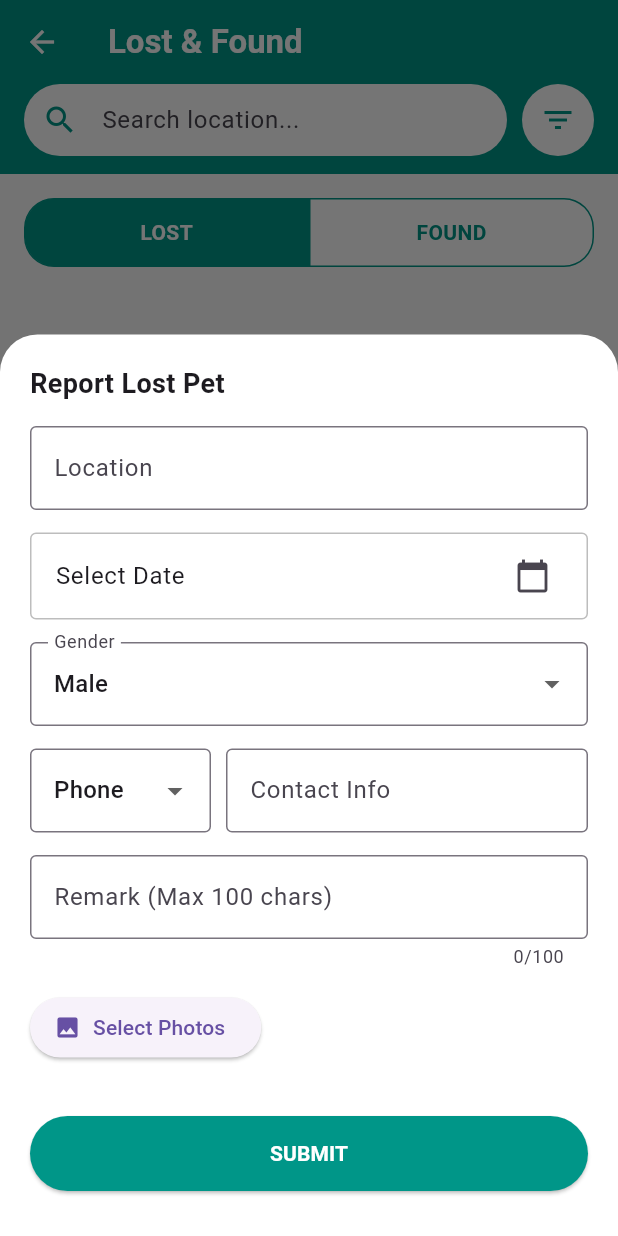
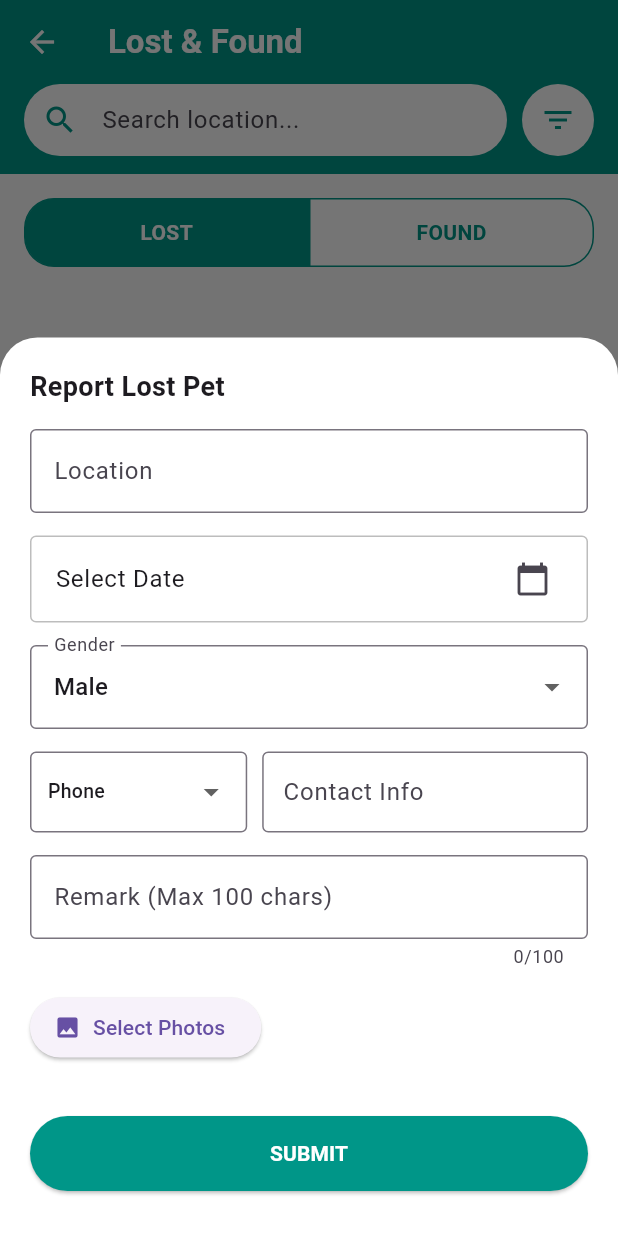
Before and after one commit to AlvinLee0730/ky_20Feb2026, a Flutter app: the LostAndFoundPage screen opened directly, after a tap on the "add" icon, on a phone screen of 412 x 824 dp. Run offline on Flutter 3.47's test engine with Material 3 defaults, Android fonts, the phone set to English and light mode, and no system bars; our stand-ins replace fl_chart, flutter_local_notifications, image_picker, supabase_flutter, timezone; accounts and stored records are empty; network calls fail.

Commit message:
ken new 18/3/2026

```diff
--- a/lib/lost_and_found.dart
+++ b/lib/lost_and_found.dart
@@ -274,26 +274,46 @@ class _LostAndFoundPageState extends State<LostAndFoundPage> {
                   decoration: const InputDecoration(labelText: "Gender", border: OutlineInputBorder()),
                 ),
                 const SizedBox(height: 15),
-                // Contact
+
+                // 🌟 Contact (修复了文字溢出的问题)
                 Row(
                   children: [
                     Expanded(
-                      flex: 1,
+                      flex: 2,
                       child: DropdownButtonFormField<String>(
+                        isExpanded: true,
                         value: _contactType,
-                        items: ['Phone', 'Email', 'Facebook', 'Instagram'].map((e) => DropdownMenuItem(value: e, child: Text(e))).toList(),
+                        decoration: const InputDecoration(
+                          border: OutlineInputBorder(),
+                          contentPadding: EdgeInsets.symmetric(horizontal: 8, vertical: 15),
+                        ),
+                        items: ['Phone', 'Email', 'Facebook', 'Instagram'].map((e) => DropdownMenuItem(
+                            value: e,
+                            child: Text(
+                              e,
+                              overflow: TextOverflow.ellipsis,
+                              style: const TextStyle(fontSize: 13),
+                            )
+                        )).toList(),
                         onChanged: (v) => setModalState(() => _contactType = v!),
-                        decoration: const InputDecoration(border: OutlineInputBorder()),
                       ),
                     ),
                     const SizedBox(width: 10),
                     Expanded(
-                      flex: 2,
-                      child: TextField(controller: _contactController, decoration: const InputDecoration(labelText: "Contact Info", border: OutlineInputBorder())),
+                      flex: 3,
+                      child: TextField(
+                          controller: _contactController,
+                          decoration: const InputDecoration(
+                            labelText: "Contact Info",
+                            border: OutlineInputBorder(),
+                            contentPadding: EdgeInsets.symmetric(horizontal: 10, vertical: 15),
+                          )
+                      ),
                     ),
                   ],
                 ),
                 const SizedBox(height: 15),
+
                 // Remark
                 TextField(controller: _remarkController, decoration: const InputDecoration(labelText: "Remark (Max 100 chars)", border: OutlineInputBorder()), maxLength: 100),
                 const SizedBox(height: 15),
@@ -746,7 +766,7 @@ class _PostDetailPageState extends State<PostDetailPage> {
   late Map<String, dynamic> _currentPost;
   bool _isLoading = false;
 
-  // 🌟 新增：获取发帖人信息
+  // 获取发帖人信息
   String _authorName = "Unknown User";
   String? _authorPhoto;
 
@@ -757,7 +777,7 @@ class _PostDetailPageState extends State<PostDetailPage> {
     _loadAuthorData(); // 加载发帖人信息
   }
 
-  // 🌟 新增：从 users 表抓取头像和名字
+  // 从 users 表抓取头像和名字
   Future<void> _loadAuthorData() async {
     try {
       final userRes = await _supabase.from('users').select('userName, userPhoto').eq('userID', widget.post['userID']).maybeSingle();
@@ -772,7 +792,7 @@ class _PostDetailPageState extends State<PostDetailPage> {
     }
   }
 
-  // 🌟 新增：跳转去私聊
+  // 跳转去私聊
   void _goToChat(String? targetId, String targetName) {
     final myId = _supabase.auth.currentUser?.id;
     if (targetId == null) return;
@@ -896,18 +916,32 @@ class _PostDetailPageState extends State<PostDetailPage> {
                 Row(
                   children: [
                     Expanded(
-                      flex: 1,
+                      flex: 2,
                       child: DropdownButtonFormField<String>(
+                        isExpanded: true,
                         value: ['Phone', 'Email', 'Facebook', 'Instagram'].contains(cType) ? cType : 'Phone',
-                        items: ['Phone', 'Email', 'Facebook', 'Instagram'].map((e) => DropdownMenuItem(value: e, child: Text(e))).toList(),
+                        items: ['Phone', 'Email', 'Facebook', 'Instagram'].map((e) => DropdownMenuItem(
+                            value: e,
+                            child: Text(e, overflow: TextOverflow.ellipsis, style: const TextStyle(fontSize: 13))
+                        )).toList(),
                         onChanged: (v) => setModalState(() => cType = v!),
-                        decoration: const InputDecoration(border: OutlineInputBorder()),
+                        decoration: const InputDecoration(
+                          border: OutlineInputBorder(),
+                          contentPadding: EdgeInsets.symmetric(horizontal: 8, vertical: 15),
+                        ),
                       ),
                     ),
                     const SizedBox(width: 10),
                     Expanded(
-                      flex: 2,
-                      child: TextField(controller: conCtrl, decoration: const InputDecoration(labelText: "Contact Info", border: OutlineInputBorder())),
+                      flex: 3,
+                      child: TextField(
+                          controller: conCtrl,
+                          decoration: const InputDecoration(
+                            labelText: "Contact Info",
+                            border: OutlineInputBorder(),
+                            contentPadding: EdgeInsets.symmetric(horizontal: 10, vertical: 15),
+                          )
+                      ),
                     ),
                   ],
                 ),
@@ -922,7 +956,7 @@ class _PostDetailPageState extends State<PostDetailPage> {
                     final newContact = "$cType: ${conCtrl.text.trim()}";
 
                     try {
-                      await _supabase.from(table).update({
+                      await Supabase.instance.client.from(table).update({
                         'location': locCtrl.text.trim(),
                         'remark': remCtrl.text.trim(),
                         'contactInfo': newContact,
@@ -965,7 +999,7 @@ class _PostDetailPageState extends State<PostDetailPage> {
       imageUrl = _currentPost['photoURL'].toString().split(',').first;
     }
 
-    final isMe = _currentPost['userID'] == _supabase.auth.currentUser?.id;
+    final isMe = _currentPost['userID'] == Supabase.instance.client.auth.currentUser?.id;
     final isLost = widget.type == 'Lost';
     final String status = _currentPost['status'] ?? 'Active';
 
@@ -1008,7 +1042,7 @@ class _PostDetailPageState extends State<PostDetailPage> {
             const SizedBox(height: 10),
 
             // ==========================================
-            // 🌟 新增：像 Pet Adoption 一样的 Clickable 聊天头像栏
+            // 🌟 Clickable 聊天头像栏
             // ==========================================
             InkWell(
               onTap: () {
@@ -1146,7 +1180,6 @@ class _PostDetailPageState extends State<PostDetailPage> {
                 ],
               ),
             ],
-            // ❌ 已经移除了之前的 else 里的 Contact Owner 大按钮
             const SizedBox(height: 30),
           ],
         ),
```
